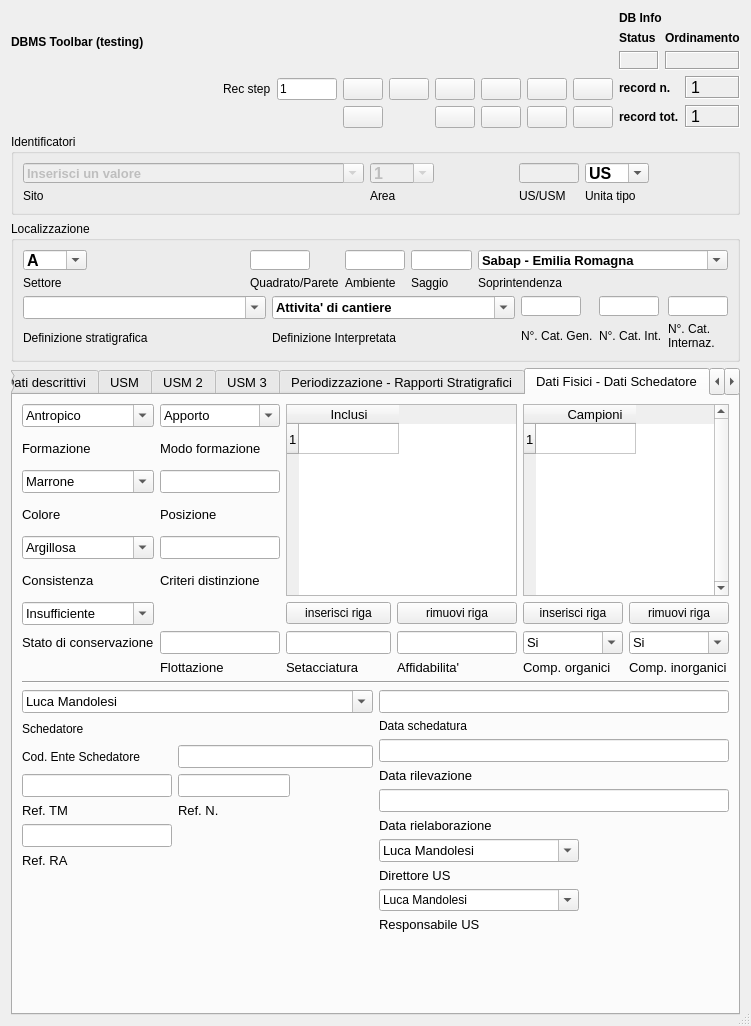
First picture: the form in gui/ui/US_USM.ui, repository pyarchinit/pyarchinit, before the edit.
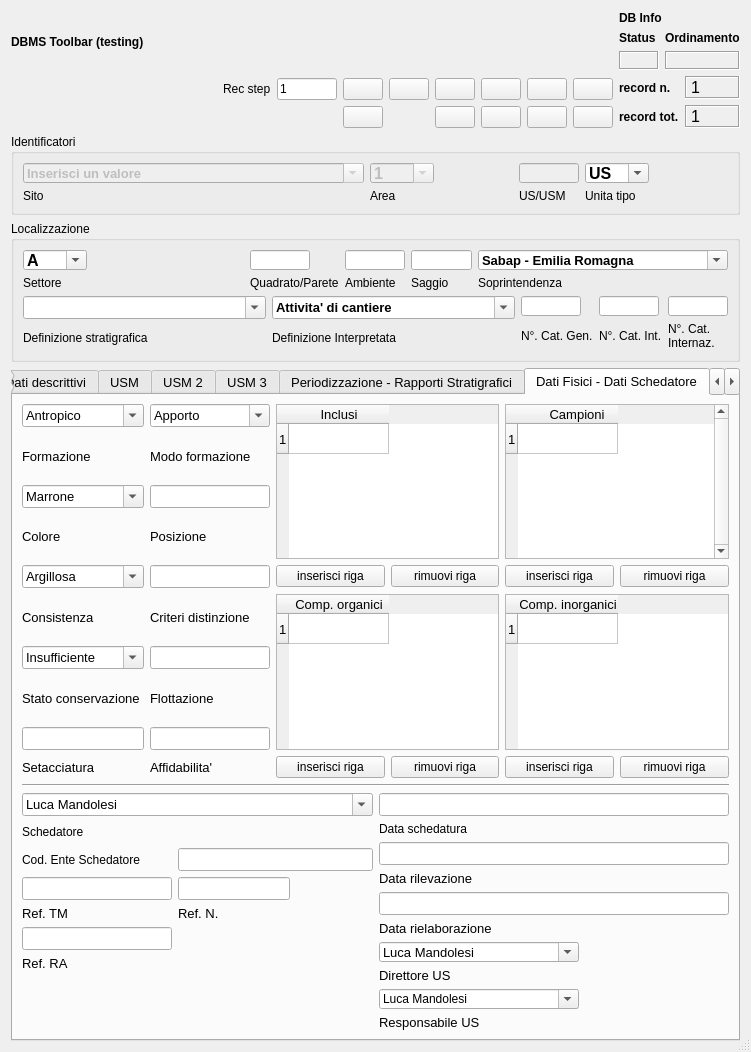
Second picture: the form after the edit. The open tabs and pages were chosen to show the change. Icons and pictures are not drawn. Custom widgets are drawn as their Qt base class.

Commit message: - Inserito campo lingua in thesaurus - modificati i campi organici e inorganici da campi di testo a tabelle con combobox e conseguente modifica del PDF export - allungata leggermente la gui inv_materiali - modificate le varie schede per eseguire la ricerca dei valori nei combobox a partire dai codici del thesaurus e dalla lingua del sistema - file thesaurus note aggiornato con i codici usati per la ricerca dei valori nei combobox.

Patch:
```diff
--- a/gui/ui/US_USM.ui
+++ b/gui/ui/US_USM.ui
@@ -7,7 +7,7 @@
     <x>0</x>
     <y>0</y>
     <width>751</width>
-    <height>1026</height>
+    <height>1052</height>
    </rect>
   </property>
   <property name="minimumSize">
@@ -40,7 +40,7 @@
       </font>
      </property>
      <property name="currentIndex">
-      <number>1</number>
+      <number>5</number>
      </property>
      <property name="movable">
       <bool>true</bool>
@@ -1896,212 +1896,26 @@
       <layout class="QGridLayout" name="gridLayout_19">
        <item row="0" column="0">
         <layout class="QGridLayout" name="gridLayout_14">
-         <item row="1" column="0">
-          <widget class="QLabel" name="label_20">
-           <property name="font">
-            <font>
-             <pointsize>10</pointsize>
-            </font>
-           </property>
+         <item row="7" column="1">
+          <widget class="QLabel" name="label_96">
            <property name="text">
-            <string>Formazione</string>
+            <string>Flottazione</string>
            </property>
           </widget>
          </item>
-         <item row="2" column="0">
-          <widget class="QComboBox" name="comboBox_colore">
-           <property name="font">
-            <font>
-             <pointsize>10</pointsize>
-            </font>
-           </property>
-           <property name="editable">
-            <bool>true</bool>
-           </property>
-           <item>
-            <property name="text">
-             <string>Marrone</string>
-            </property>
-           </item>
-           <item>
-            <property name="text">
-             <string>Marrone chiaro</string>
-            </property>
-           </item>
-           <item>
-            <property name="text">
-             <string>Marrone scuro</string>
-            </property>
-           </item>
-           <item>
-            <property name="text">
-             <string>-</string>
-            </property>
-           </item>
-           <item>
-            <property name="text">
-             <string>Giallo</string>
-            </property>
-           </item>
-           <item>
-            <property name="text">
-             <string>Giallo scuro</string>
-            </property>
-           </item>
-           <item>
-            <property name="text">
-             <string>Giallo chiaro</string>
-            </property>
-           </item>
-           <item>
-            <property name="text">
-             <string>-</string>
-            </property>
-           </item>
-           <item>
-            <property name="text">
-             <string/>
-            </property>
-           </item>
-           <item>
-            <property name="text">
-             <string>-</string>
-            </property>
-           </item>
-          </widget>
+         <item row="6" column="1">
+          <widget class="QLineEdit" name="lineEdit_flottazione"/>
          </item>
-         <item row="3" column="0">
-          <widget class="QLabel" name="label_21">
-           <property name="font">
-            <font>
-             <pointsize>10</pointsize>
-            </font>
-           </property>
-           <property name="text">
-            <string>Colore</string>
-           </property>
-          </widget>
+         <item row="8" column="1">
+          <widget class="QLineEdit" name="lineEdit_affidabilita"/>
          </item>
-         <item row="0" column="4" rowspan="6" colspan="2">
-          <widget class="QTableWidget" name="tableWidget_campioni">
-           <property name="frameShape">
-            <enum>QFrame::StyledPanel</enum>
-           </property>
-           <property name="frameShadow">
-            <enum>QFrame::Raised</enum>
-           </property>
-           <property name="verticalScrollBarPolicy">
-            <enum>Qt::ScrollBarAlwaysOn</enum>
-           </property>
-           <property name="horizontalScrollBarPolicy">
-            <enum>Qt::ScrollBarAlwaysOff</enum>
-           </property>
-           <property name="editTriggers">
-            <set>QAbstractItemView::AnyKeyPressed|QAbstractItemView::DoubleClicked|QAbstractItemView::EditKeyPressed</set>
-           </property>
-           <property name="selectionMode">
-            <enum>QAbstractItemView::SingleSelection</enum>
-           </property>
-           <property name="selectionBehavior">
-            <enum>QAbstractItemView::SelectRows</enum>
-           </property>
-           <property name="rowCount">
-            <number>1</number>
-           </property>
-           <property name="columnCount">
-            <number>1</number>
-           </property>
-           <row/>
-           <column>
-            <property name="text">
-             <string>                     Campioni                </string>
-            </property>
-           </column>
-          </widget>
-         </item>
-         <item row="5" column="0">
-          <widget class="QLabel" name="label_26">
-           <property name="font">
-            <font>
-             <pointsize>10</pointsize>
-            </font>
-           </property>
+         <item row="9" column="0">
+          <widget class="QLabel" name="label_97">
            <property name="text">
-            <string>Consistenza</string>
+            <string>Setacciatura</string>
            </property>
           </widget>
          </item>
-         <item row="6" column="3">
-          <widget class="QPushButton" name="pushButton_remove_row_inclusi">
-           <property name="font">
-            <font>
-             <pointsize>9</pointsize>
-            </font>
-           </property>
-           <property name="text">
-            <string>rimuovi riga</string>
-           </property>
-          </widget>
-         </item>
-         <item row="6" column="4">
-          <widget class="QPushButton" name="pushButton_insert_row_campioni">
-           <property name="font">
-            <font>
-             <pointsize>9</pointsize>
-            </font>
-           </property>
-           <property name="text">
-            <string>inserisci riga</string>
-           </property>
-          </widget>
-         </item>
-         <item row="4" column="0">
-          <widget class="QComboBox" name="comboBox_consistenza">
-           <property name="font">
-            <font>
-             <pointsize>10</pointsize>
-            </font>
-           </property>
-           <property name="editable">
-            <bool>true</bool>
-           </property>
-           <item>
-            <property name="text">
-             <string>Argillosa</string>
-            </property>
-           </item>
-           <item>
-            <property name="text">
-             <string>Compatta</string>
-            </property>
-           </item>
-           <item>
-            <property name="text">
-             <string>Friabile</string>
-            </property>
-           </item>
-           <item>
-            <property name="text">
-             <string>Sabbiosa</string>
-            </property>
-           </item>
-           <item>
-            <property name="text">
-             <string>-</string>
-            </property>
-           </item>
-           <item>
-            <property name="text">
-             <string/>
-            </property>
-           </item>
-           <item>
-            <property name="text">
-             <string>-</string>
-            </property>
-           </item>
-          </widget>
-         </item>
          <item row="6" column="0">
           <widget class="QComboBox" name="comboBox_conservazione">
            <property name="font">
@@ -2139,18 +1953,6 @@
            </item>
           </widget>
          </item>
-         <item row="6" column="2">
-          <widget class="QPushButton" name="pushButton_insert_row_inclusi">
-           <property name="font">
-            <font>
-             <pointsize>9</pointsize>
-            </font>
-           </property>
-           <property name="text">
-            <string>inserisci riga</string>
-           </property>
-          </widget>
-         </item>
          <item row="7" column="0">
           <widget class="QLabel" name="label_23">
            <property name="font">
@@ -2159,20 +1961,55 @@
             </font>
            </property>
            <property name="text">
-            <string>Stato di conservazione</string>
+            <string>Stato conservazione</string>
            </property>
           </widget>
          </item>
-         <item row="6" column="5">
-          <widget class="QPushButton" name="pushButton_remove_row_campioni">
+         <item row="4" column="0">
+          <widget class="QComboBox" name="comboBox_consistenza">
            <property name="font">
             <font>
-             <pointsize>9</pointsize>
+             <pointsize>10</pointsize>
             </font>
            </property>
-           <property name="text">
-            <string>rimuovi riga</string>
+           <property name="editable">
+            <bool>true</bool>
            </property>
+           <item>
+            <property name="text">
+             <string>Argillosa</string>
+            </property>
+           </item>
+           <item>
+            <property name="text">
+             <string>Compatta</string>
+            </property>
+           </item>
+           <item>
+            <property name="text">
+             <string>Friabile</string>
+            </property>
+           </item>
+           <item>
+            <property name="text">
+             <string>Sabbiosa</string>
+            </property>
+           </item>
+           <item>
+            <property name="text">
+             <string>-</string>
+            </property>
+           </item>
+           <item>
+            <property name="text">
+             <string/>
+            </property>
+           </item>
+           <item>
+            <property name="text">
+             <string>-</string>
+            </property>
+           </item>
           </widget>
          </item>
          <item row="0" column="0">
@@ -2197,41 +2034,14 @@
            </item>
           </widget>
          </item>
-         <item row="0" column="2" rowspan="6" colspan="2">
-          <widget class="QTableWidget" name="tableWidget_inclusi">
-           <property name="frameShape">
-            <enum>QFrame::StyledPanel</enum>
+         <item row="2" column="1">
+          <widget class="QLineEdit" name="lineEdit_posizione">
+           <property name="minimumSize">
+            <size>
+             <width>120</width>
+             <height>0</height>
+            </size>
            </property>
-           <property name="frameShadow">
-            <enum>QFrame::Raised</enum>
-           </property>
-           <property name="verticalScrollBarPolicy">
-            <enum>Qt::ScrollBarAsNeeded</enum>
-           </property>
-           <property name="horizontalScrollBarPolicy">
-            <enum>Qt::ScrollBarAsNeeded</enum>
-           </property>
-           <property name="editTriggers">
-            <set>QAbstractItemView::AnyKeyPressed|QAbstractItemView::DoubleClicked|QAbstractItemView::EditKeyPressed</set>
-           </property>
-           <property name="selectionMode">
-            <enum>QAbstractItemView::SingleSelection</enum>
-           </property>
-           <property name="selectionBehavior">
-            <enum>QAbstractItemView::SelectRows</enum>
-           </property>
-           <property name="rowCount">
-            <number>1</number>
-           </property>
-           <property name="columnCount">
-            <number>1</number>
-           </property>
-           <row/>
-           <column>
-            <property name="text">
-             <string>Inclusi</string>
-            </property>
-           </column>
           </widget>
          </item>
          <item row="0" column="1">
@@ -2242,12 +2052,6 @@
              <height>0</height>
             </size>
            </property>
-           <property name="maximumSize">
-            <size>
-             <width>120</width>
-             <height>50</height>
-            </size>
-           </property>
            <property name="editable">
             <bool>true</bool>
            </property>
@@ -2273,13 +2077,6 @@
            </item>
           </widget>
          </item>
-         <item row="1" column="1">
-          <widget class="QLabel" name="label_comboBox_modo_formazione">
-           <property name="text">
-            <string>Modo formazione</string>
-           </property>
-          </widget>
-         </item>
          <item row="3" column="1">
           <widget class="QLabel" name="label_83">
            <property name="text">
@@ -2287,25 +2084,6 @@
            </property>
           </widget>
          </item>
-         <item row="2" column="1">
-          <widget class="QLineEdit" name="lineEdit_posizione">
-           <property name="minimumSize">
-            <size>
-             <width>120</width>
-             <height>0</height>
-            </size>
-           </property>
-           <property name="maximumSize">
-            <size>
-             <width>120</width>
-             <height>16777215</height>
-            </size>
-           </property>
-          </widget>
-         </item>
-         <item row="4" column="1">
-          <widget class="QLineEdit" name="lineEdit_criteri_distinzione"/>
-         </item>
          <item row="5" column="1">
           <widget class="QLabel" name="label_84">
            <property name="text">
@@ -2313,96 +2091,365 @@
            </property>
           </widget>
          </item>
-         <item row="8" column="4">
-          <widget class="QLabel" name="label_85">
+         <item row="4" column="1">
+          <widget class="QLineEdit" name="lineEdit_criteri_distinzione"/>
+         </item>
+         <item row="1" column="1">
+          <widget class="QLabel" name="label_comboBox_modo_formazione">
            <property name="text">
-            <string>Comp. organici</string>
+            <string>Modo formazione</string>
            </property>
           </widget>
          </item>
-         <item row="8" column="5">
-          <widget class="QLabel" name="label_86">
+         <item row="1" column="0">
+          <widget class="QLabel" name="label_20">
+           <property name="font">
+            <font>
+             <pointsize>10</pointsize>
+            </font>
+           </property>
            <property name="text">
-            <string>Comp. inorganici</string>
+            <string>Formazione</string>
            </property>
           </widget>
          </item>
-         <item row="7" column="4">
-          <widget class="QComboBox" name="comboBox_componenti_organici">
+         <item row="3" column="0">
+          <widget class="QLabel" name="label_21">
+           <property name="font">
+            <font>
+             <pointsize>10</pointsize>
+            </font>
+           </property>
+           <property name="text">
+            <string>Colore</string>
+           </property>
+          </widget>
+         </item>
+         <item row="2" column="0">
+          <widget class="QComboBox" name="comboBox_colore">
+           <property name="font">
+            <font>
+             <pointsize>10</pointsize>
+            </font>
+           </property>
            <property name="editable">
             <bool>true</bool>
            </property>
            <item>
             <property name="text">
-             <string>Si</string>
+             <string>Marrone</string>
             </property>
            </item>
            <item>
             <property name="text">
-             <string>No</string>
+             <string>Marrone chiaro</string>
             </property>
            </item>
-          </widget>
-         </item>
-         <item row="7" column="5">
-          <widget class="QComboBox" name="comboBox_componenti_inorganici">
-           <property name="editable">
-            <bool>true</bool>
-           </property>
            <item>
             <property name="text">
-             <string>Si</string>
+             <string>Marrone scuro</string>
             </property>
            </item>
            <item>
             <property name="text">
-             <string>No</string>
+             <string>-</string>
             </property>
            </item>
+           <item>
+            <property name="text">
+             <string>Giallo</string>
+            </property>
+           </item>
+           <item>
+            <property name="text">
+             <string>Giallo scuro</string>
+            </property>
+           </item>
+           <item>
+            <property name="text">
+             <string>Giallo chiaro</string>
+            </property>
+           </item>
+           <item>
+            <property name="text">
+             <string>-</string>
+            </property>
+           </item>
+           <item>
+            <property name="text">
+             <string/>
+            </property>
+           </item>
+           <item>
+            <property name="text">
+             <string>-</string>
+            </property>
+           </item>
           </widget>
          </item>
-         <item row="8" column="1">
-          <widget class="QLabel" name="label_96">
+         <item row="5" column="0">
+          <widget class="QLabel" name="label_26">
+           <property name="font">
+            <font>
+             <pointsize>10</pointsize>
+            </font>
+           </property>
            <property name="text">
-            <string>Flottazione</string>
+            <string>Consistenza</string>
            </property>
           </widget>
          </item>
-         <item row="7" column="1">
-          <widget class="QLineEdit" name="lineEdit_flottazione"/>
+         <item row="4" column="4">
+          <widget class="QPushButton" name="pushButton_insert_row_campioni">
+           <property name="font">
+            <font>
+             <pointsize>9</pointsize>
+            </font>
+           </property>
+           <property name="text">
+            <string>inserisci riga</string>
+           </property>
+          </widget>
          </item>
-         <item row="8" column="2">
-          <widget class="QLabel" name="label_97">
+         <item row="4" column="5">
+          <widget class="QPushButton" name="pushButton_remove_row_campioni">
+           <property name="font">
+            <font>
+             <pointsize>9</pointsize>
+            </font>
+           </property>
            <property name="text">
-            <string>Setacciatura</string>
+            <string>rimuovi riga</string>
            </property>
           </widget>
          </item>
-         <item row="7" column="2">
-          <widget class="QLineEdit" name="lineEdit_setacciatura">
-           <property name="minimumSize">
-            <size>
-             <width>105</width>
-             <height>0</height>
-            </size>
+         <item row="4" column="2">
+          <widget class="QPushButton" name="pushButton_insert_row_inclusi">
+           <property name="font">
+            <font>
+             <pointsize>9</pointsize>
+            </font>
            </property>
-           <property name="maximumSize">
-            <size>
-             <width>105</width>
-             <height>16777215</height>
-            </size>
+           <property name="text">
+            <string>inserisci riga</string>
            </property>
           </widget>
          </item>
-         <item row="8" column="3">
+         <item row="0" column="2" rowspan="4" colspan="2">
+          <widget class="QTableWidget" name="tableWidget_inclusi">
+           <property name="frameShape">
+            <enum>QFrame::StyledPanel</enum>
+           </property>
+           <property name="frameShadow">
+            <enum>QFrame::Sunken</enum>
+           </property>
+           <property name="verticalScrollBarPolicy">
+            <enum>Qt::ScrollBarAsNeeded</enum>
+           </property>
+           <property name="horizontalScrollBarPolicy">
+            <enum>Qt::ScrollBarAsNeeded</enum>
+           </property>
+           <property name="editTriggers">
+            <set>QAbstractItemView::AnyKeyPressed|QAbstractItemView::DoubleClicked|QAbstractItemView::EditKeyPressed</set>
+           </property>
+           <property name="selectionMode">
+            <enum>QAbstractItemView::SingleSelection</enum>
+           </property>
+           <property name="selectionBehavior">
+            <enum>QAbstractItemView::SelectRows</enum>
+           </property>
+           <property name="rowCount">
+            <number>1</number>
+           </property>
+           <property name="columnCount">
+            <number>1</number>
+           </property>
+           <row/>
+           <column>
+            <property name="text">
+             <string>Inclusi</string>
+            </property>
+           </column>
+          </widget>
+         </item>
+         <item row="4" column="3">
+          <widget class="QPushButton" name="pushButton_remove_row_inclusi">
+           <property name="font">
+            <font>
+             <pointsize>9</pointsize>
+            </font>
+           </property>
+           <property name="text">
+            <string>rimuovi riga</string>
+           </property>
+          </widget>
+         </item>
+         <item row="9" column="1">
           <widget class="QLabel" name="label_98">
            <property name="text">
             <string>Affidabilita'</string>
            </property>
           </widget>
          </item>
-         <item row="7" column="3">
-          <widget class="QLineEdit" name="lineEdit_affidabilita"/>
+         <item row="5" column="4" rowspan="4" colspan="2">
+          <widget class="QTableWidget" name="tableWidget_inorganici">
+           <property name="rowCount">
+            <number>1</number>
+           </property>
+           <property name="columnCount">
+            <number>1</number>
+           </property>
+           <row/>
+           <column>
+            <property name="text">
+             <string>Comp. inorganici</string>
+            </property>
+           </column>
+          </widget>
+         </item>
+         <item row="9" column="4">
+          <widget class="QPushButton" name="pushButton_insert_row_inorganici">
+           <property name="font">
+            <font>
+             <pointsize>9</pointsize>
+            </font>
+           </property>
+           <property name="text">
+            <string>inserisci riga</string>
+           </property>
+          </widget>
+         </item>
+         <item row="9" column="2">
+          <widget class="QPushButton" name="pushButton_insert_row_organici">
+           <property name="font">
+            <font>
+             <pointsize>9</pointsize>
+            </font>
+           </property>
+           <property name="text">
+            <string>inserisci riga</string>
+           </property>
+          </widget>
+         </item>
+         <item row="9" column="3">
+          <widget class="QPushButton" name="pushButton_remove_row_organici">
+           <property name="font">
+            <font>
+             <pointsize>9</pointsize>
+            </font>
+           </property>
+           <property name="text">
+            <string>rimuovi riga</string>
+           </property>
+          </widget>
+         </item>
+         <item row="8" column="0">
+          <widget class="QLineEdit" name="lineEdit_setacciatura">
+           <property name="minimumSize">
+            <size>
+             <width>122</width>
+             <height>0</height>
+            </size>
+           </property>
+          </widget>
+         </item>
+         <item row="9" column="5">
+          <widget class="QPushButton" name="pushButton_remove_row_inorganici">
+           <property name="font">
+            <font>
+             <pointsize>9</pointsize>
+            </font>
+           </property>
+           <property name="text">
+            <string>rimuovi riga</string>
+           </property>
+          </widget>
+         </item>
+         <item row="5" column="2" rowspan="4" colspan="2">
+          <widget class="QTableWidget" name="tableWidget_organici">
+           <property name="sizePolicy">
+            <sizepolicy hsizetype="Expanding" vsizetype="Expanding">
+             <horstretch>0</horstretch>
+             <verstretch>0</verstretch>
+            </sizepolicy>
+           </property>
+           <property name="minimumSize">
+            <size>
+             <width>0</width>
+             <height>0</height>
+            </size>
+           </property>
+           <property name="sizeIncrement">
+            <size>
+             <width>0</width>
+             <height>0</height>
+            </size>
+           </property>
+           <property name="baseSize">
+            <size>
+             <width>0</width>
+             <height>0</height>
+            </size>
+           </property>
+           <property name="frameShadow">
+            <enum>QFrame::Sunken</enum>
+           </property>
+           <property name="selectionMode">
+            <enum>QAbstractItemView::SingleSelection</enum>
+           </property>
+           <property name="selectionBehavior">
+            <enum>QAbstractItemView::SelectRows</enum>
+           </property>
+           <property name="rowCount">
+            <number>1</number>
+           </property>
+           <property name="columnCount">
+            <number>1</number>
+           </property>
+           <row/>
+           <column>
+            <property name="text">
+             <string>Comp. organici</string>
+            </property>
+           </column>
+          </widget>
+         </item>
+         <item row="0" column="4" rowspan="4" colspan="2">
+          <widget class="QTableWidget" name="tableWidget_campioni">
+           <property name="frameShape">
+            <enum>QFrame::StyledPanel</enum>
+           </property>
+           <property name="frameShadow">
+            <enum>QFrame::Sunken</enum>
+           </property>
+           <property name="verticalScrollBarPolicy">
+            <enum>Qt::ScrollBarAlwaysOn</enum>
+           </property>
+           <property name="horizontalScrollBarPolicy">
+            <enum>Qt::ScrollBarAlwaysOff</enum>
+           </property>
+           <property name="editTriggers">
+            <set>QAbstractItemView::AnyKeyPressed|QAbstractItemView::DoubleClicked|QAbstractItemView::EditKeyPressed</set>
+           </property>
+           <property name="selectionMode">
+            <enum>QAbstractItemView::SingleSelection</enum>
+           </property>
+           <property name="selectionBehavior">
+            <enum>QAbstractItemView::SelectRows</enum>
+           </property>
+           <property name="rowCount">
+            <number>1</number>
+           </property>
+           <property name="columnCount">
+            <number>1</number>
+           </property>
+           <row/>
+           <column>
+            <property name="text">
+             <string>                     Campioni                </string>
+            </property>
+           </column>
+          </widget>
          </item>
         </layout>
        </item>
@@ -2417,6 +2464,29 @@
         <layout class="QGridLayout" name="gridLayout_13">
          <item row="0" column="1">
           <layout class="QGridLayout" name="gridLayout_12">
+           <item row="3" column="0">
+            <widget class="QLabel" name="label_102">
+             <property name="text">
+              <string>Data rilevazione</string>
+             </property>
+            </widget>
+           </item>
+           <item row="16" column="0">
+            <spacer name="verticalSpacer_2">
+             <property name="orientation">
+              <enum>Qt::Vertical</enum>
+             </property>
+             <property name="sizeHint" stdset="0">
+              <size>
+               <width>20</width>
+               <height>40</height>
+              </size>
+             </property>
+            </spacer>
+           </item>
+           <item row="4" column="0">
+            <widget class="QLineEdit" name="lineEdit_data_rielaborazione"/>
+           </item>
            <item row="1" column="0">
             <widget class="QLabel" name="label_25">
              <property name="font">
@@ -2436,61 +2506,16 @@
              </property>
             </widget>
            </item>
-           <item row="15" column="0">
-            <spacer name="verticalSpacer_2">
-             <property name="orientation">
-              <enum>Qt::Vertical</enum>
-             </property>
-             <property name="sizeHint" stdset="0">
-              <size>
-               <width>20</width>
-               <height>40</height>
-              </size>
-             </property>
-            </spacer>
-           </item>
            <item row="2" column="0">
             <widget class="QLineEdit" name="lineEdit_data_rilevazione"/>
            </item>
-           <item row="14" column="0">
+           <item row="15" column="0">
             <widget class="QLabel" name="label_100">
              <property name="text">
               <string>Responsabile US</string>
              </property>
             </widget>
            </item>
-           <item row="13" column="0">
-            <widget class="QComboBox" name="comboBox_responsabile_us">
-             <property name="minimumSize">
-              <size>
-               <width>0</width>
-               <height>20</height>
-              </size>
-             </property>
-             <property name="maximumSize">
-              <size>
-               <width>200</width>
-               <height>16777215</height>
-              </size>
-             </property>
-             <property name="font">
-              <font>
-               <pointsize>9</pointsize>
-              </font>
-             </property>
-             <property name="editable">
-              <bool>true</bool>
-             </property>
-             <item>
-              <property name="text">
-               <string>Luca Mandolesi</string>
-              </property>
-             </item>
-            </widget>
-           </item>
-           <item row="4" column="0">
-            <widget class="QLineEdit" name="lineEdit_data_rielaborazione"/>
-           </item>
            <item row="6" column="0">
             <widget class="QComboBox" name="comboBox_direttore_us">
              <property name="minimumSize">
@@ -2515,13 +2540,6 @@
              </item>
             </widget>
            </item>
-           <item row="3" column="0">
-            <widget class="QLabel" name="label_102">
-             <property name="text">
-              <string>Data rilevazione</string>
-             </property>
-            </widget>
-           </item>
            <item row="5" column="0">
             <widget class="QLabel" name="label_103">
              <property name="text">
@@ -2536,6 +2554,35 @@
              </property>
             </widget>
            </item>
+           <item row="8" column="0">
+            <widget class="QComboBox" name="comboBox_responsabile_us">
+             <property name="minimumSize">
+              <size>
+               <width>0</width>
+               <height>20</height>
+              </size>
+             </property>
+             <property name="maximumSize">
+              <size>
+               <width>200</width>
+               <height>16777215</height>
+              </size>
+             </property>
+             <property name="font">
+              <font>
+               <pointsize>9</pointsize>
+              </font>
+             </property>
+             <property name="editable">
+              <bool>true</bool>
+             </property>
+             <item>
+              <property name="text">
+               <string>Luca Mandolesi</string>
+              </property>
+             </item>
+            </widget>
+           </item>
           </layout>
          </item>
          <item row="0" column="0">
@@ -3155,8 +3202,8 @@
                <rect>
                 <x>0</x>
                 <y>0</y>
-                <width>655</width>
-                <height>415</height>
+                <width>454</width>
+                <height>280</height>
                </rect>
               </property>
               <attribute name="label">
@@ -3436,8 +3483,8 @@
                <rect>
                 <x>0</x>
                 <y>0</y>
-                <width>350</width>
-                <height>274</height>
+                <width>394</width>
+                <height>273</height>
                </rect>
               </property>
               <attribute name="label">
@@ -3699,8 +3746,8 @@
                <rect>
                 <x>0</x>
                 <y>0</y>
-                <width>100</width>
-                <height>30</height>
+                <width>98</width>
+                <height>28</height>
                </rect>
               </property>
               <attribute name="label">
@@ -5187,14 +5234,7 @@
        </layout>
       </item>
      </layout>
-     <zorder></zorder>
-     <zorder></zorder>
-     <zorder></zorder>
-     <zorder></zorder>
-     <zorder></zorder>
-     <zorder></zorder>
-     <zorder></zorder>
-     <zorder></zorder>
+     <zorder>collapseButton</zorder>
      <zorder></zorder>
      <zorder></zorder>
      <zorder></zorder>
```
Left out of the diff: 2 changed lines with no effect on the pictures. The commit also changes 19 other files.
